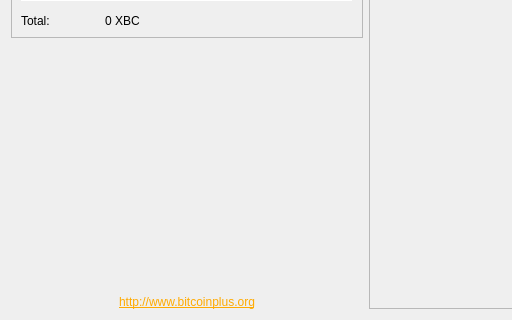
First picture: the form in src/qt/forms/overviewpage.ui, repository stubma/xbcwalletsource, before the edit; both pictures show x 0 to 512 and y 152 to 472 of the 732 by 472 pixel window.
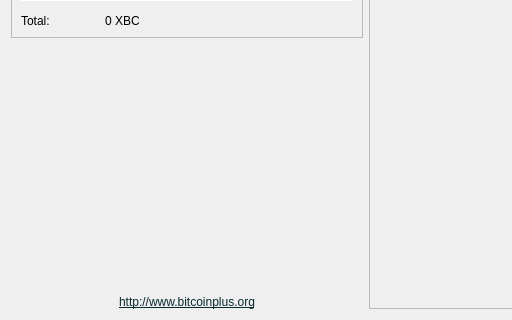
Second picture: the form after the edit.

The edit to the form file:
```diff
--- a/src/qt/forms/overviewpage.ui
+++ b/src/qt/forms/overviewpage.ui
@@ -287,7 +287,7 @@
      <item>
       <widget class="QLabel" name="label_2">
        <property name="text">
-        <string>&lt;html&gt;&lt;head/&gt;&lt;body&gt;&lt;p&gt;&lt;a href=&quot;http://www.bitcoinplus.org&quot;&gt;&lt;span style=&quot; text-decoration: underline; color:#ffaa00;&quot;&gt;http://www.bitcoinplus.org&lt;/span&gt;&lt;/a&gt;&lt;/p&gt;&lt;/body&gt;&lt;/html&gt;</string>
+        <string>&lt;html&gt;&lt;head/&gt;&lt;body&gt;&lt;p&gt;&lt;a href=&quot;http://www.bitcoinplus.org&quot;&gt;&lt;span style=&quot; text-decoration: underline; color:#062a2d;&quot;&gt;http://www.bitcoinplus.org&lt;/span&gt;&lt;/a&gt;&lt;/p&gt;&lt;/body&gt;&lt;/html&gt;</string>
        </property>
        <property name="alignment">
         <set>Qt::AlignCenter</set>
```
